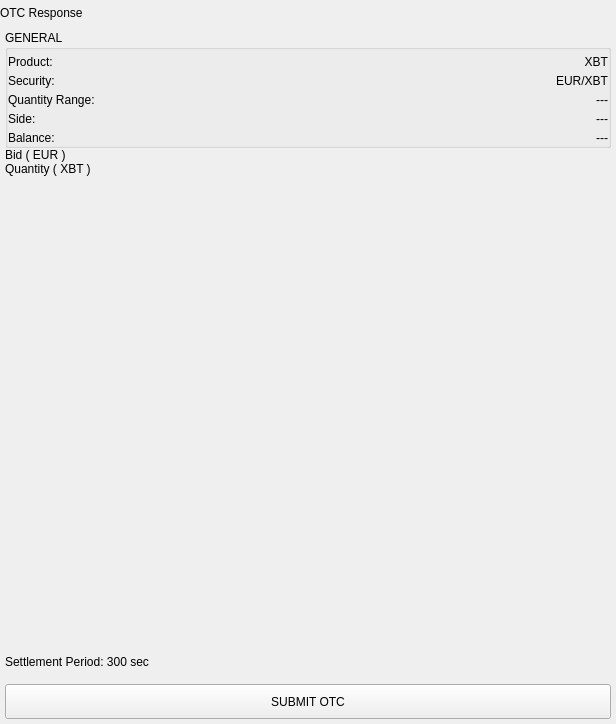
Above: BlockSettleUILib/CreateOTCResponseWidget.ui from BlockSettle/terminal before the change. Below: the same form after it.
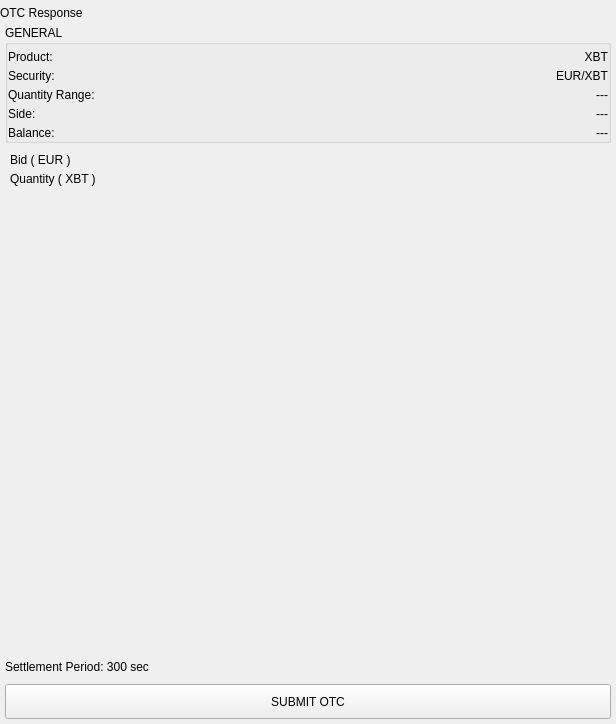
That is the form after the change. Custom widgets are drawn as their Qt base class.

Commit message: Minor UI spacing corrections

Diff of the .ui file:
```diff
--- a/BlockSettleUILib/CreateOTCResponseWidget.ui
+++ b/BlockSettleUILib/CreateOTCResponseWidget.ui
@@ -15,7 +15,7 @@
   </property>
   <layout class="QVBoxLayout" name="verticalLayout_7">
    <property name="spacing">
-    <number>5</number>
+    <number>0</number>
    </property>
    <property name="leftMargin">
     <number>0</number>
@@ -76,7 +76,7 @@
     <widget class="QWidget" name="generalWidget" native="true">
      <layout class="QVBoxLayout" name="verticalLayout_6">
       <property name="spacing">
-       <number>0</number>
+       <number>5</number>
       </property>
       <property name="leftMargin">
        <number>5</number>
@@ -323,13 +323,13 @@
        <widget class="QWidget" name="widgetSliders" native="true">
         <layout class="QVBoxLayout" name="verticalLayout_5">
          <property name="spacing">
-          <number>0</number>
+          <number>5</number>
          </property>
          <property name="leftMargin">
-          <number>0</number>
+          <number>5</number>
          </property>
          <property name="topMargin">
-          <number>0</number>
+          <number>5</number>
          </property>
          <property name="rightMargin">
           <number>0</number>
```
Left out of the diff: 2 changed lines with no effect on the pictures.
